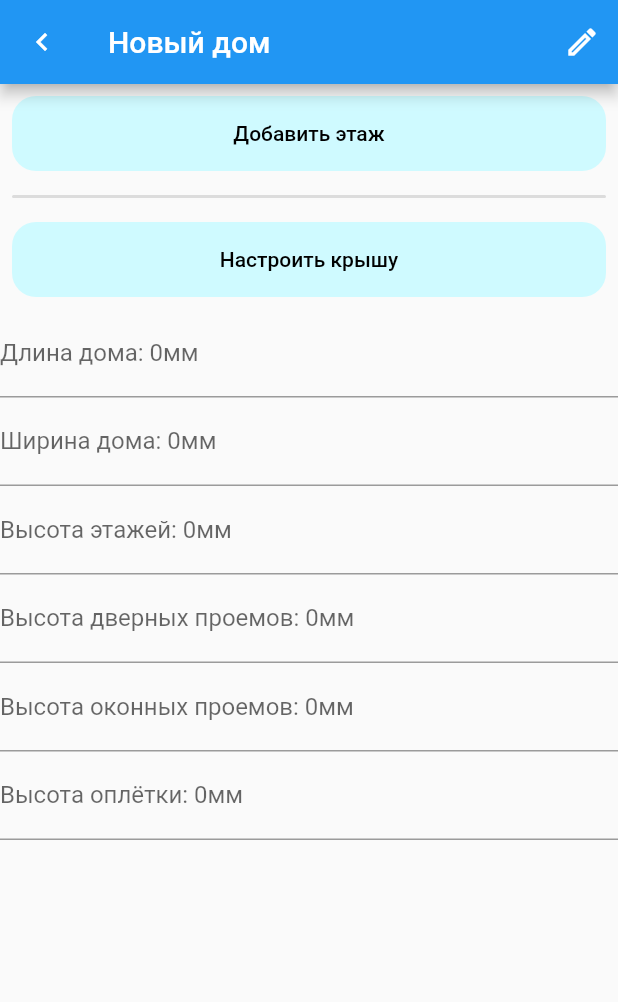
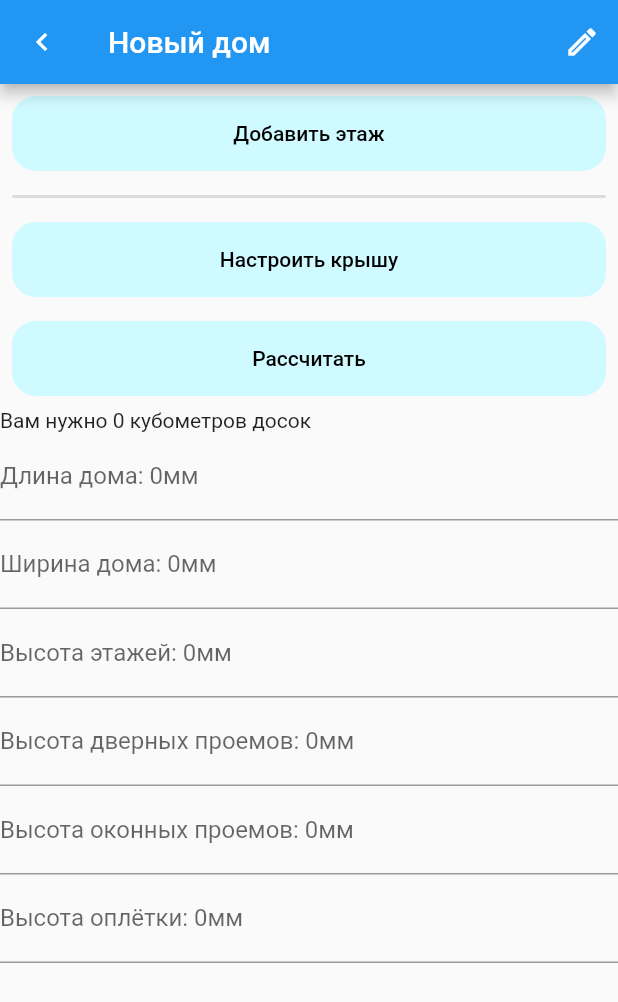
Before and after one commit to CpedaMonsterEnergyLover/BlockHouseCalculator, a Flutter app: the HousePage screen opened directly with empty values, on a phone screen of 412 x 824 dp. Shown: the top 1002 px of the screen. Run offline on Flutter 3.47's test engine with Material 2 defaults, Android fonts, the phone set to English and light mode, and no system bars.

Commit message:
гейский хайп

```diff
--- a/lib/pages/edit_house/house_page.dart
+++ b/lib/pages/edit_house/house_page.dart
@@ -20,7 +20,7 @@ class HousePage extends StatefulWidget {
 
 class _HousePageState extends State<HousePage> {
   bool floorBlock = true;
-
+  int kubometriDosok = 0;
   late House house;
 
   @override
@@ -109,6 +109,16 @@ class _HousePageState extends State<HousePage> {
           },
           longPressCallback: () {},
         ),
+        GeneralButton(
+          text: "Рассчитать",
+          callback: () {
+            setState((){
+              kubometriDosok = widget.house.calculate();
+            });
+          },
+          longPressCallback: () {},
+        ),
+        Text("Вам нужно " + kubometriDosok.toString() + " кубометров досок"),
         IntegerInputField(
           labelText: 'Длина дома',
           hintText: widget.house.settings.houseLength.toString(),
```
